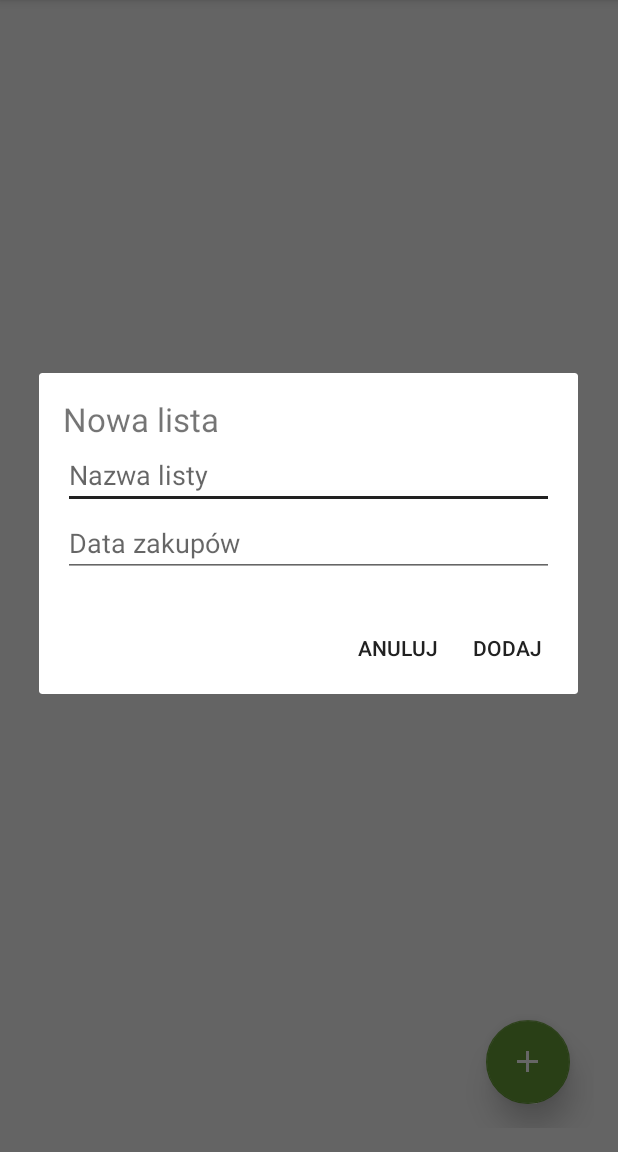
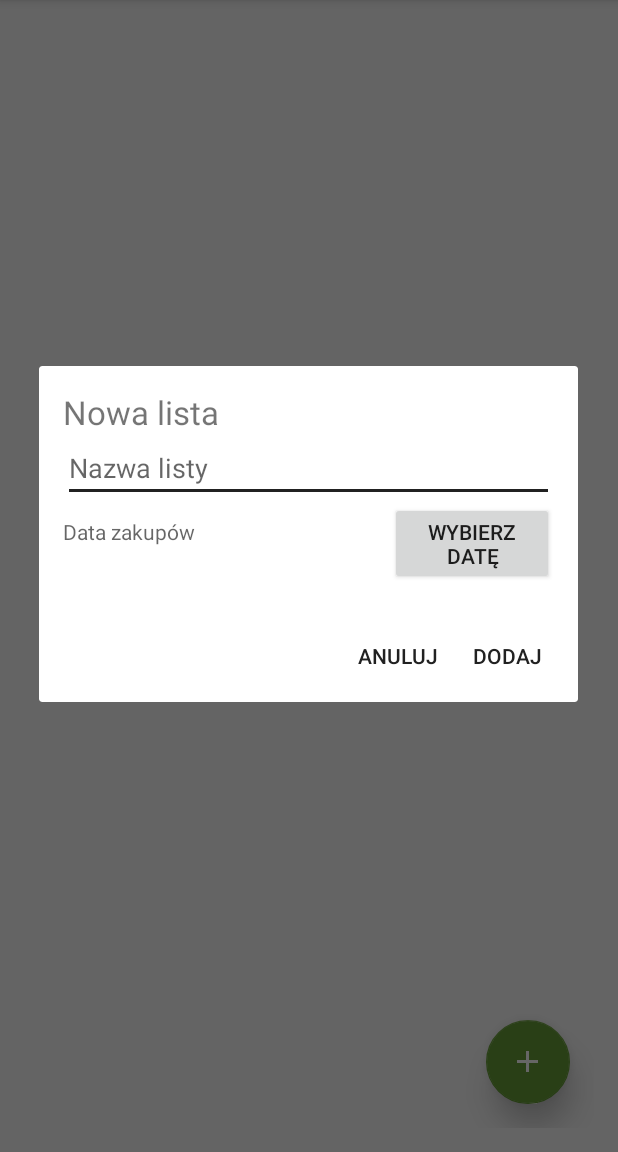
Before and after one commit to Sklonowanaowca/Zakupoholik, an Android app: the ListsActivity screen opened directly, with no data from a screen before it, after a tap on an icon or button, on a phone screen of 412 x 824 dp, the part 84-1236 px from its top. Run offline under Robolectric (Android 15) with nearby library versions, the phone set to English and light mode, and no system bars; our stand-ins replace Volley; network calls fail.

Commit message:
add calendar to set list data

```diff
--- a/app/src/main/java/com/example/monia/zakupoholik/ListsActivity.java
+++ b/app/src/main/java/com/example/monia/zakupoholik/ListsActivity.java
@@ -1,6 +1,7 @@
 package com.example.monia.zakupoholik;
 
 import android.app.AlertDialog;
+import android.app.DatePickerDialog;
 import android.content.ContentValues;
 import android.content.Context;
 import android.content.DialogInterface;
@@ -16,6 +17,8 @@ import android.support.v7.widget.RecyclerView;
 import android.support.v7.widget.helper.ItemTouchHelper;
 import android.view.LayoutInflater;
 import android.view.View;
+import android.widget.Button;
+import android.widget.DatePicker;
 import android.widget.EditText;
 import android.widget.TextView;
 import android.widget.Toast;
@@ -31,12 +34,19 @@ import org.json.JSONArray;
 import org.json.JSONException;
 import org.json.JSONObject;
 
+import java.util.Calendar;
+
 public class ListsActivity extends AppCompatActivity{
     private RecyclerView mRecyclerView;
     private TextView mNoListsMessage;
     private ListsAdapter mListsAdapter;
     private static int idUserPublic;
     private SQLiteDatabase mDb;
+    private int mYear;
+    private int mMonth;
+    private int mDay;
+    private String Month;
+    private String Day;
 
     @Override
     protected void onCreate(Bundle savedInstanceState) {
@@ -119,7 +129,30 @@ public class ListsActivity extends AppCompatActivity{
         dialogBuilder.setView(dialogView);
 
         final EditText nazwa = (EditText) dialogView.findViewById(R.id.add_list_name);
-        final EditText data = (EditText) dialogView.findViewById(R.id.add_list_data);
+        final TextView data = (TextView) dialogView.findViewById(R.id.add_list_data);
+        Button wybierzDate = (Button) dialogView.findViewById(R.id.button_choose_date);
+
+        wybierzDate.setOnClickListener(new View.OnClickListener() {
+            @Override
+            public void onClick(View v) {
+                final Calendar c = Calendar.getInstance();
+                mYear = c.get(Calendar.YEAR);
+                mMonth = c.get(Calendar.MONTH);
+                mDay = c.get(Calendar.DAY_OF_MONTH);
+
+                Day = checkDigit(mDay);
+                Month = checkDigit(mMonth);
+
+                DatePickerDialog datePickerDialog = new DatePickerDialog(ListsActivity.this, new DatePickerDialog.OnDateSetListener(){
+                    @Override
+                    public void onDateSet(DatePicker view, int year, int monthOfYear, int dayOfMonth){
+                        monthOfYear+=1;
+                        data.setText(year+"-"+monthOfYear+"-"+dayOfMonth);
+                    }
+                }, mYear, mMonth, mDay);
+                datePickerDialog.show();
+            }
+        });
 
         dialogBuilder.setPositiveButton("Dodaj", new DialogInterface.OnClickListener(){
             public void onClick(DialogInterface dialog, int whichButton) {
@@ -138,6 +171,14 @@ public class ListsActivity extends AppCompatActivity{
         });
         AlertDialog b = dialogBuilder.create();
         b.show();
+    }
+
+    public String checkDigit(int number)
+    {
+        String result="";
+        if(number<10)
+            result =  "0"+number;
+        return result;
     }
 
     public void loadListsFromSerwerToSQLite(Integer id_user){
--- a/app/src/main/res/layout/dialog_add_list.xml
+++ b/app/src/main/res/layout/dialog_add_list.xml
@@ -2,7 +2,7 @@
 <LinearLayout xmlns:android="http://schemas.android.com/apk/res/android"
     android:id="@+id/layout_dialog"
     android:orientation="vertical"
-    android:layout_width="wrap_content"
+    android:layout_width="match_parent"
     android:layout_height="wrap_content"
     android:padding="16dp">
 
@@ -18,11 +18,25 @@
         android:hint="@string/add_list_name_hint"
         android:id="@+id/add_list_name"/>
 
-    <EditText
+
+    <LinearLayout
         android:layout_width="match_parent"
         android:layout_height="wrap_content"
-        android:hint="@string/add_list_data_hint"
-        android:id="@+id/add_list_data"
-        android:inputType="date"/>
+        android:orientation="horizontal">
+
+        <TextView
+            android:layout_width="0dp"
+            android:layout_weight="2"
+            android:layout_height="wrap_content"
+            android:hint="@string/add_list_data_hint"
+            android:id="@+id/add_list_data" />
+
+        <Button
+            android:layout_width="0dp"
+            android:layout_weight="1"
+            android:layout_height="wrap_content"
+            android:text="@string/add_list_date_button"
+            android:id="@+id/button_choose_date"/>
+    </LinearLayout>
 
 </LinearLayout>
--- a/app/src/main/res/values/strings.xml
+++ b/app/src/main/res/values/strings.xml
@@ -32,6 +32,7 @@
     <string name="add_list_data_hint">Data zakupów</string>
     <string name="add_list_positive_button">Dodaj liste</string>
     <string name="add_list_negative_button">Anuluj</string>
+    <string name="add_list_date_button">Wybierz datę</string>
 
     <!-- Strings related to renaming list in dialog-->
     <string name="rename_list_title">Zmień nazwę listy</string>
```
